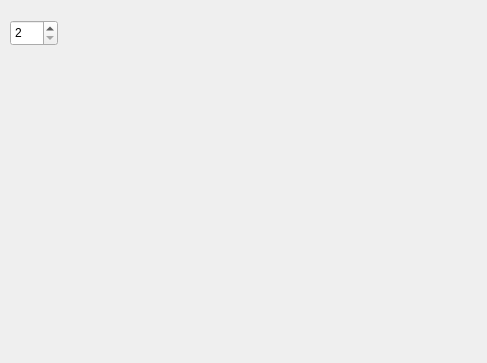
This is UI/startdialog.ui in LinnaViljami/islandGame as Qt 5 draws it before an edit. The edited form follows.
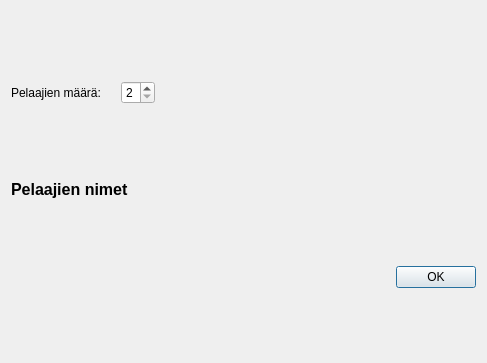
This is the edited form.

Commit message: Create StartDialog for querying player info

```diff
--- a/UI/startdialog.ui
+++ b/UI/startdialog.ui
@@ -22,33 +22,83 @@
   <property name="toolTipDuration">
    <number>1</number>
   </property>
-  <widget class="QSpinBox" name="playerCountSpinBox">
-   <property name="geometry">
-    <rect>
-     <x>10</x>
-     <y>20</y>
-     <width>48</width>
-     <height>26</height>
-    </rect>
-   </property>
-   <property name="minimum">
-    <number>2</number>
-   </property>
-   <property name="maximum">
-    <number>4</number>
-   </property>
-  </widget>
-  <widget class="QWidget" name="formLayoutWidget">
-   <property name="geometry">
-    <rect>
-     <x>10</x>
-     <y>70</y>
-     <width>381</width>
-     <height>211</height>
-    </rect>
-   </property>
-   <layout class="QFormLayout" name="playerNamesLayout"/>
-  </widget>
+  <layout class="QVBoxLayout" name="verticalLayout">
+   <item>
+    <widget class="QWidget" name="widget" native="true">
+     <property name="sizePolicy">
+      <sizepolicy hsizetype="Preferred" vsizetype="Maximum">
+       <horstretch>0</horstretch>
+       <verstretch>0</verstretch>
+      </sizepolicy>
+     </property>
+     <layout class="QHBoxLayout" name="horizontalLayout_2">
+      <property name="leftMargin">
+       <number>0</number>
+      </property>
+      <item>
+       <layout class="QFormLayout" name="formLayout_2">
+        <property name="horizontalSpacing">
+         <number>20</number>
+        </property>
+        <item row="0" column="0">
+         <widget class="QLabel" name="aieLabel">
+          <property name="text">
+           <string>Pelaajien määrä:</string>
+          </property>
+         </widget>
+        </item>
+        <item row="0" column="1">
+         <widget class="QSpinBox" name="playerCountSpinBox">
+          <property name="sizePolicy">
+           <sizepolicy hsizetype="Maximum" vsizetype="Fixed">
+            <horstretch>0</horstretch>
+            <verstretch>0</verstretch>
+           </sizepolicy>
+          </property>
+          <property name="minimum">
+           <number>2</number>
+          </property>
+          <property name="maximum">
+           <number>4</number>
+          </property>
+         </widget>
+        </item>
+       </layout>
+      </item>
+     </layout>
+    </widget>
+   </item>
+   <item>
+    <widget class="QLabel" name="label">
+     <property name="sizePolicy">
+      <sizepolicy hsizetype="Preferred" vsizetype="Maximum">
+       <horstretch>0</horstretch>
+       <verstretch>0</verstretch>
+      </sizepolicy>
+     </property>
+     <property name="font">
+      <font>
+       <pointsize>12</pointsize>
+       <weight>75</weight>
+       <bold>true</bold>
+      </font>
+     </property>
+     <property name="text">
+      <string>Pelaajien nimet</string>
+     </property>
+    </widget>
+   </item>
+   <item>
+    <layout class="QFormLayout" name="playerNamesLayout"/>
+   </item>
+   <item>
+    <widget class="QDialogButtonBox" name="buttonBox">
+     <property name="standardButtons">
+      <set>QDialogButtonBox::Ok</set>
+     </property>
+    </widget>
+   </item>
+  </layout>
  </widget>
  <resources/>
  <connections/>
```
Left out of the diff: 35 changed lines with no effect on the pictures. The commit also changes 7 other files.
